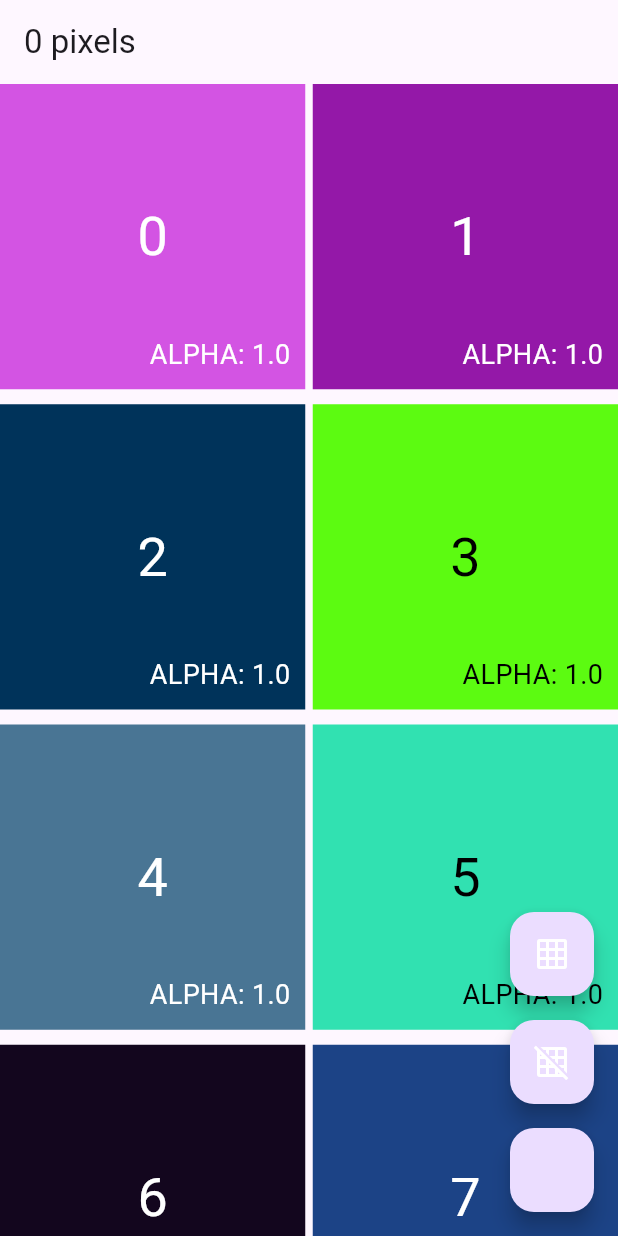
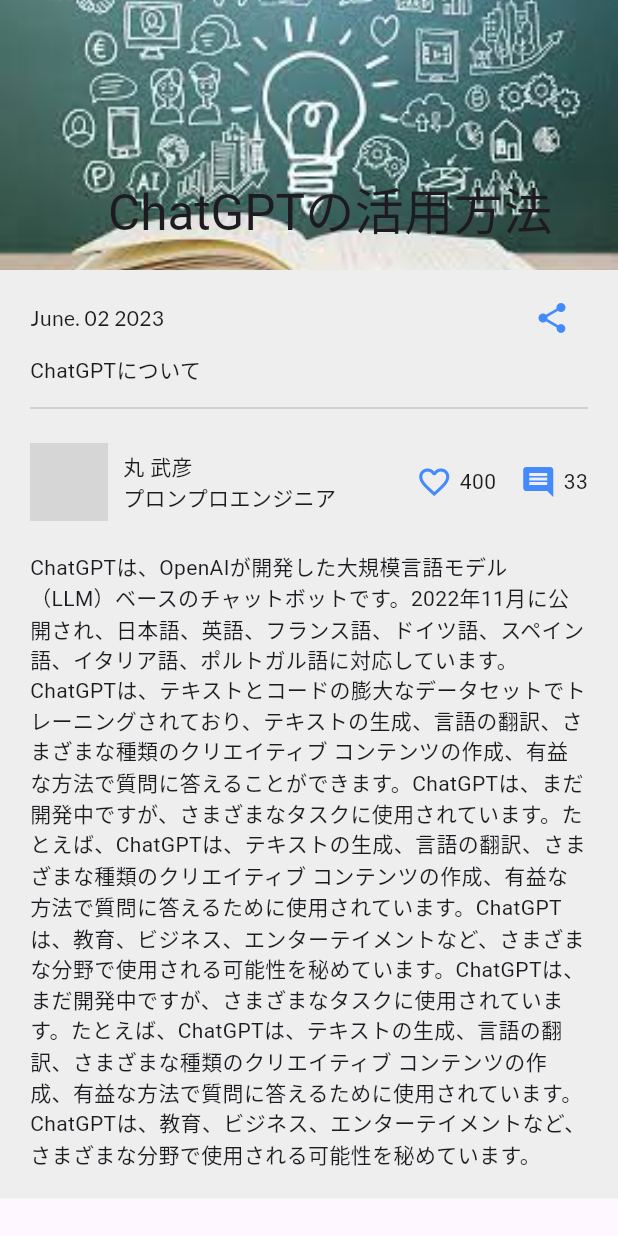
Before and after one commit to Hiro229/flutter_introduction, a Flutter app: the screen it shows after launch, on a phone screen of 412 x 824 dp. Run offline on Flutter 3.47's test engine with Material 2 defaults, Android fonts, the phone set to English and light mode, and no system bars; our stand-ins replace google_fonts; grey boxes are pictures that could not be loaded.

Commit message:
[add]記事ページ

```diff
--- a/lib/main.dart
+++ b/lib/main.dart
@@ -1,5 +1,6 @@
 import 'package:flutter/material.dart';
 import 'grid_view_page.dart';
+import 'sliver_app_bar_page.dart';
 
 void main() {
   runApp(const MyApp());
@@ -17,7 +18,7 @@
         colorScheme: ColorScheme.fromSeed(seedColor: Colors.deepPurple),
         useMaterial3: true,
       ),
-      home: GridViewPage(),
+      home: SliverAppBarPage(),
     );
   }
 }
--- /dev/null
+++ b/lib/sliver_app_bar_page.dart
@@ -0,0 +1,122 @@
+import 'package:flutter/material.dart';
+
+import 'package:google_fonts/google_fonts.dart';
+
+class SliverAppBarPage extends StatefulWidget {
+  const SliverAppBarPage({Key? key}) : super(key: key);
+  @override
+  _SliverAppBarPageState createState() => _SliverAppBarPageState();
+}
+
+class _SliverAppBarPageState extends State<SliverAppBarPage> {
+  @override
+  Widget build(BuildContext context) {
+    return Scaffold(
+      body: CustomScrollView(
+        slivers: [
+          SliverAppBar(
+            backgroundColor: Colors.blueAccent.withOpacity(0.3),
+            floating: true,
+            pinned: true,
+            snap: false,
+            expandedHeight: 180,
+            toolbarHeight: 60,
+            flexibleSpace: FlexibleSpaceBar(
+              title: Text('ChatGPTの活用方法'),
+              background: Container(
+                width: double.infinity,
+                child: Image.asset(
+                  'images/learning.jpg',
+                  fit: BoxFit.cover,
+                ),
+              ),
+            ),
+          ),
+          SliverList(
+            delegate: SliverChildListDelegate([
+              Container(
+                color: Colors.grey[200],
+                child: Padding(
+                  padding: const EdgeInsets.only(
+                      left: 20.0, right: 20.0, bottom: 20.0),
+                  child: Column(
+                    crossAxisAlignment: CrossAxisAlignment.start,
+                    children: [
+                      SizedBox(
+                        height: 8,
+                      ),
+                      Row(
+                        crossAxisAlignment: CrossAxisAlignment.center,
+                        children: [
+                          Expanded(
+                            child: Text(
+                              'June. 02 2023',
+                              style: GoogleFonts.lato(),
+                            ),
+                          ),
+                          IconButton(
+                              onPressed: () {},
+                              icon: Icon(
+                                Icons.share,
+                                color: Colors.blueAccent,
+                              ))
+                        ],
+                      ),
+                      Text('ChatGPTについて'),
+                      Divider(
+                        height: 30,
+                        thickness: 1,
+                      ),
+                      SizedBox(
+                        height: 8.0,
+                      ),
+                      Row(
+                        children: [
+                          CircleAvatar(
+                            backgroundImage:
+                                // 画像が映らない
+                                AssetImage('images/summer-beach-key.jpg'),
+                            radius: 26,
+                            backgroundColor: Colors.grey[200],
+                          ),
+                          SizedBox(
+                            width: 10,
+                          ),
+                          Column(
+                            crossAxisAlignment: CrossAxisAlignment.start,
+                            children: [
+                              Text('丸 武彦'),
+                              Text('プロンプロエンジニア'),
+                            ],
+                          ),
+                          Expanded(child: SizedBox()),
+                          Icon(Icons.favorite_border, color: Colors.blueAccent),
+                          SizedBox(
+                            width: 5.0,
+                          ),
+                          Text('400'),
+                          SizedBox(
+                            width: 16.0,
+                          ),
+                          Icon(Icons.comment, color: Colors.blueAccent),
+                          SizedBox(
+                            width: 5.0,
+                          ),
+                          Text('33'),
+                        ],
+                      ),
+                      SizedBox(height: 10.0),
+                      SizedBox(height: 10.0),
+                      Text(
+                          'ChatGPTは、OpenAIが開発した大規模言語モデル（LLM）ベースのチャットボットです。2022年11月に公開され、日本語、英語、フランス語、ドイツ語、スペイン語、イタリア語、ポルトガル語に対応しています。ChatGPTは、テキストとコードの膨大なデータセットでトレーニングされており、テキストの生成、言語の翻訳、さまざまな種類のクリエイティブ コンテンツの作成、有益な方法で質問に答えることができます。ChatGPTは、まだ開発中ですが、さまざまなタスクに使用されています。たとえば、ChatGPTは、テキストの生成、言語の翻訳、さまざまな種類のクリエイティブ コンテンツの作成、有益な方法で質問に答えるために使用されています。ChatGPTは、教育、ビジネス、エンターテイメントなど、さまざまな分野で使用される可能性を秘めています。ChatGPTは、まだ開発中ですが、さまざまなタスクに使用されています。たとえば、ChatGPTは、テキストの生成、言語の翻訳、さまざまな種類のクリエイティブ コンテンツの作成、有益な方法で質問に答えるために使用されています。ChatGPTは、教育、ビジネス、エンターテイメントなど、さまざまな分野で使用される可能性を秘めています。'),
+                    ],
+                  ),
+                ),
+              )
+            ]),
+          )
+        ],
+      ),
+    );
+  }
+}
--- a/pubspec.yaml
+++ b/pubspec.yaml
@@ -35,6 +35,7 @@
   # The following adds the Cupertino Icons font to your application.
   # Use with the CupertinoIcons class for iOS style icons.
   cupertino_icons: ^1.0.2
+  google_fonts: ^5.0.0
 
 dev_dependencies:
   flutter_test:
@@ -59,8 +60,8 @@
   uses-material-design: true
 
   # To add assets to your application, add an assets section, like this:
-  # assets:
-  #   - images/a_dot_burr.jpeg
+  assets:
+    - images/learning.jpg
   #   - images/a_dot_ham.jpeg
 
   # An image asset can refer to one or more resolution-specific "variants", see
```
Also changed, not shown: images/learning.jpg (added), images/summer-beach-key.jpg (added), pubspec.lock, 1 other file.
